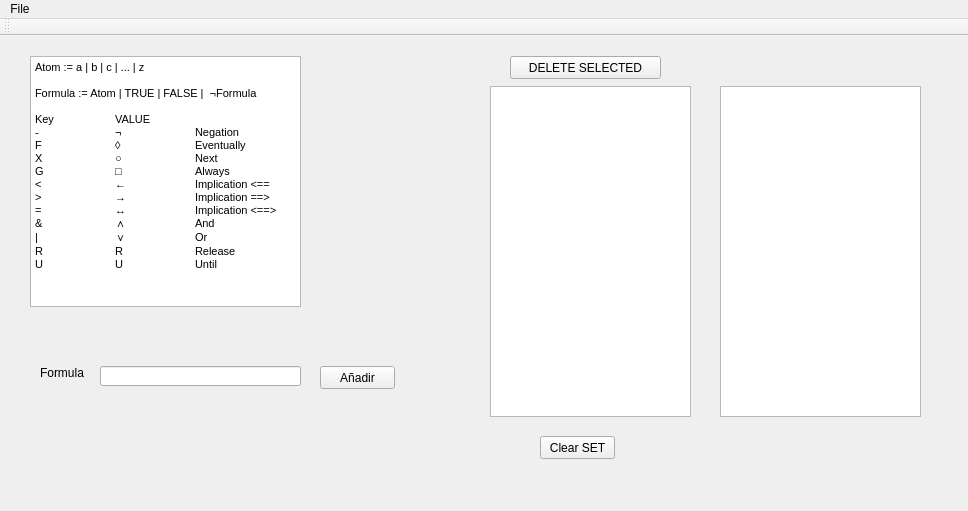
Before: the Qt Designer form MOMO/Principal/mainwindow.ui in sergio41/investigacion, drawn with Qt 5.
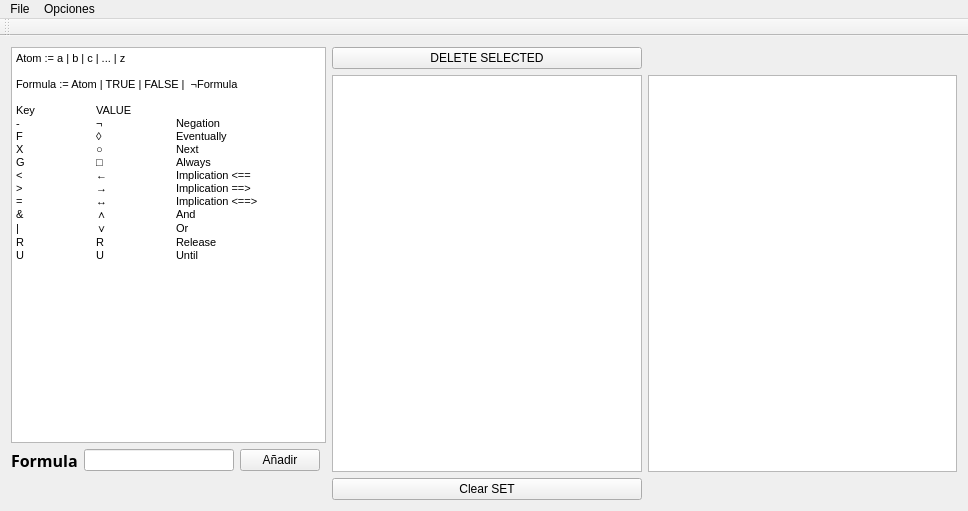
After: the same form once the commit is applied. Icons and pictures are not drawn.

```diff
--- a/MOMO/Principal/mainwindow.ui
+++ b/MOMO/Principal/mainwindow.ui
@@ -21,76 +21,64 @@
    <property name="layoutDirection">
     <enum>Qt::LeftToRight</enum>
    </property>
-   <widget class="QLineEdit" name="lineEdit">
-    <property name="geometry">
-     <rect>
-      <x>100</x>
-      <y>330</y>
-      <width>201</width>
-      <height>20</height>
-     </rect>
-    </property>
-   </widget>
-   <widget class="QListView" name="listViewSet">
-    <property name="geometry">
-     <rect>
-      <x>490</x>
-      <y>50</y>
-      <width>201</width>
-      <height>331</height>
-     </rect>
-    </property>
-    <property name="editTriggers">
-     <set>QAbstractItemView::NoEditTriggers</set>
-    </property>
-   </widget>
-   <widget class="QListView" name="listView_2">
-    <property name="geometry">
-     <rect>
-      <x>720</x>
-      <y>50</y>
-      <width>201</width>
-      <height>331</height>
-     </rect>
-    </property>
-   </widget>
-   <widget class="QPushButton" name="pBAnadir">
-    <property name="geometry">
-     <rect>
-      <x>320</x>
-      <y>330</y>
-      <width>75</width>
-      <height>23</height>
-     </rect>
-    </property>
-    <property name="text">
-     <string>Añadir</string>
-    </property>
-   </widget>
-   <widget class="QPushButton" name="pBClearSET">
-    <property name="geometry">
-     <rect>
-      <x>540</x>
-      <y>400</y>
-      <width>75</width>
-      <height>23</height>
-     </rect>
-    </property>
-    <property name="text">
-     <string>Clear SET</string>
-    </property>
-   </widget>
-   <widget class="QTextBrowser" name="textBrowser">
-    <property name="geometry">
-     <rect>
-      <x>30</x>
-      <y>20</y>
-      <width>271</width>
-      <height>251</height>
-     </rect>
-    </property>
-    <property name="html">
-     <string>&lt;!DOCTYPE HTML PUBLIC &quot;-//W3C//DTD HTML 4.0//EN&quot; &quot;http://www.w3.org/TR/REC-html40/strict.dtd&quot;&gt;
+   <layout class="QGridLayout" name="gridLayout_2">
+    <item row="1" column="3" rowspan="3">
+     <widget class="QListView" name="listViewSet">
+      <property name="editTriggers">
+       <set>QAbstractItemView::NoEditTriggers</set>
+      </property>
+     </widget>
+    </item>
+    <item row="0" column="3">
+     <widget class="QPushButton" name="pBDeleteSET">
+      <property name="text">
+       <string>DELETE SELECTED</string>
+      </property>
+     </widget>
+    </item>
+    <item row="4" column="3">
+     <widget class="QPushButton" name="pBClearSET">
+      <property name="text">
+       <string>Clear SET</string>
+      </property>
+     </widget>
+    </item>
+    <item row="1" column="4" rowspan="3">
+     <widget class="QListView" name="listView_2"/>
+    </item>
+    <item row="3" column="0">
+     <layout class="QHBoxLayout" name="horizontalLayout">
+      <item>
+       <widget class="QLabel" name="label">
+        <property name="font">
+         <font>
+          <family>Arial Black</family>
+          <pointsize>12</pointsize>
+          <weight>75</weight>
+          <bold>true</bold>
+         </font>
+        </property>
+        <property name="text">
+         <string>Formula</string>
+        </property>
+       </widget>
+      </item>
+      <item>
+       <widget class="QLineEdit" name="lineEdit"/>
+      </item>
+      <item>
+       <widget class="QPushButton" name="pBAnadir">
+        <property name="text">
+         <string>Añadir</string>
+        </property>
+       </widget>
+      </item>
+     </layout>
+    </item>
+    <item row="0" column="0" rowspan="3" colspan="2">
+     <widget class="QTextBrowser" name="textBrowser">
+      <property name="html">
+       <string>&lt;!DOCTYPE HTML PUBLIC &quot;-//W3C//DTD HTML 4.0//EN&quot; &quot;http://www.w3.org/TR/REC-html40/strict.dtd&quot;&gt;
 &lt;html&gt;&lt;head&gt;&lt;meta name=&quot;qrichtext&quot; content=&quot;1&quot; /&gt;&lt;style type=&quot;text/css&quot;&gt;
 p, li { white-space: pre-wrap; }
 &lt;/style&gt;&lt;/head&gt;&lt;body style=&quot; font-family:'MS Shell Dlg 2'; font-size:8.25pt; font-weight:400; font-style:normal;&quot;&gt;
@@ -110,34 +98,10 @@
 &lt;p style=&quot; margin-top:0px; margin-bottom:0px; margin-left:0px; margin-right:0px; -qt-block-indent:0; text-indent:0px;&quot;&gt;&lt;span style=&quot; font-size:8pt; color:#000000;&quot;&gt;|	∨	Or&lt;/span&gt;&lt;/p&gt;
 &lt;p style=&quot; margin-top:0px; margin-bottom:0px; margin-left:0px; margin-right:0px; -qt-block-indent:0; text-indent:0px;&quot;&gt;&lt;span style=&quot; font-size:8pt; color:#000000;&quot;&gt;R	R	Release&lt;/span&gt;&lt;/p&gt;
 &lt;p style=&quot; margin-top:0px; margin-bottom:0px; margin-left:0px; margin-right:0px; -qt-block-indent:0; text-indent:0px;&quot;&gt;&lt;span style=&quot; font-size:8pt; color:#000000;&quot;&gt;U	U 	Until&lt;/span&gt;&lt;/p&gt;&lt;/body&gt;&lt;/html&gt;</string>
-    </property>
-   </widget>
-   <widget class="QPushButton" name="pBDeleteSET">
-    <property name="geometry">
-     <rect>
-      <x>510</x>
-      <y>20</y>
-      <width>151</width>
-      <height>23</height>
-     </rect>
-    </property>
-    <property name="text">
-     <string>DELETE SELECTED</string>
-    </property>
-   </widget>
-   <widget class="QLabel" name="label">
-    <property name="geometry">
-     <rect>
-      <x>40</x>
-      <y>330</y>
-      <width>46</width>
-      <height>13</height>
-     </rect>
-    </property>
-    <property name="text">
-     <string>Formula</string>
-    </property>
-   </widget>
+      </property>
+     </widget>
+    </item>
+   </layout>
   </widget>
   <widget class="QMenuBar" name="menuBar">
    <property name="geometry">
@@ -157,7 +121,14 @@
     <addaction name="separator"/>
     <addaction name="actionExit"/>
    </widget>
+   <widget class="QMenu" name="menuOpciones">
+    <property name="title">
+     <string>Opciones</string>
+    </property>
+    <addaction name="actionLog"/>
+   </widget>
    <addaction name="menuFile"/>
+   <addaction name="menuOpciones"/>
   </widget>
   <widget class="QToolBar" name="mainToolBar">
    <attribute name="toolBarArea">
```
Left out of the diff: 30 changed lines with no effect on the pictures.
